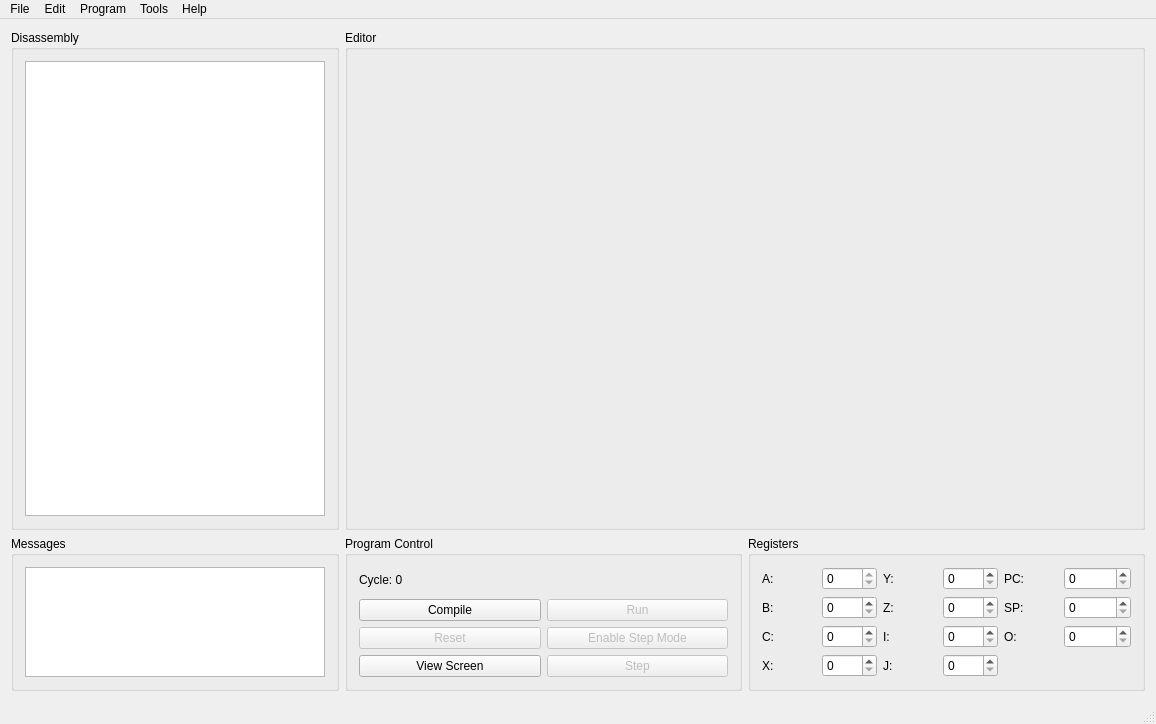
Before: the Qt Designer form dcpudeveloper.ui in jamie124/DCPU-Developer, drawn with Qt 5.
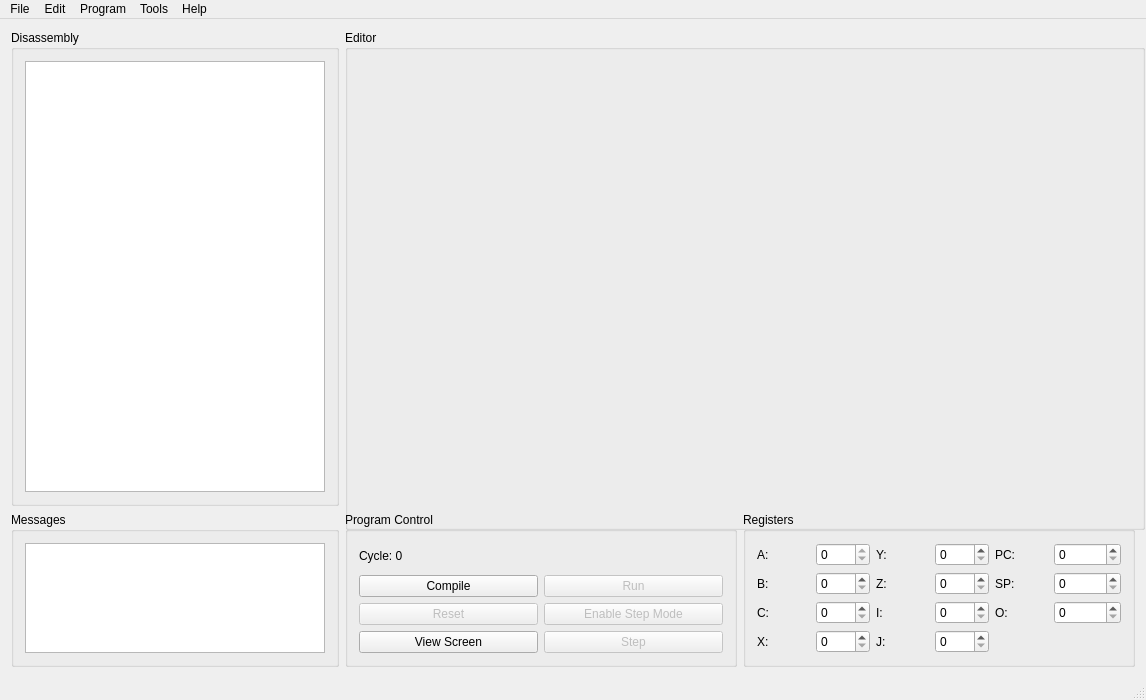
After: the same form once the commit is applied.

Patch:
```diff
--- a/dcpudeveloper.ui
+++ b/dcpudeveloper.ui
@@ -7,13 +7,31 @@
     <x>0</x>
     <y>0</y>
     <width>1146</width>
-    <height>602</height>
+    <height>700</height>
    </rect>
   </property>
+  <property name="minimumSize">
+   <size>
+    <width>1146</width>
+    <height>700</height>
+   </size>
+  </property>
+  <property name="maximumSize">
+   <size>
+    <width>1146</width>
+    <height>700</height>
+   </size>
+  </property>
   <property name="windowTitle">
    <string>DCPU Developer</string>
   </property>
   <widget class="QWidget" name="centralWidget">
+   <property name="minimumSize">
+    <size>
+     <width>1146</width>
+     <height>659</height>
+    </size>
+   </property>
    <layout class="QGridLayout" name="gridLayout_6">
     <item row="0" column="0">
      <layout class="QGridLayout" name="gridLayout">
@@ -290,6 +308,12 @@
       </item>
       <item row="0" column="0">
        <widget class="QGroupBox" name="disassembly_gb">
+        <property name="maximumSize">
+         <size>
+          <width>350</width>
+          <height>16777215</height>
+         </size>
+        </property>
         <property name="title">
          <string>Disassembly</string>
         </property>
@@ -302,6 +326,12 @@
              <height>0</height>
             </size>
            </property>
+           <property name="maximumSize">
+            <size>
+             <width>350</width>
+             <height>16777215</height>
+            </size>
+           </property>
           </widget>
          </item>
         </layout>
@@ -309,6 +339,12 @@
       </item>
       <item row="0" column="1" colspan="2">
        <widget class="QGroupBox" name="editor_gb">
+        <property name="sizePolicy">
+         <sizepolicy hsizetype="Fixed" vsizetype="Fixed">
+          <horstretch>0</horstretch>
+          <verstretch>0</verstretch>
+         </sizepolicy>
+        </property>
         <property name="minimumSize">
          <size>
           <width>800</width>
```
